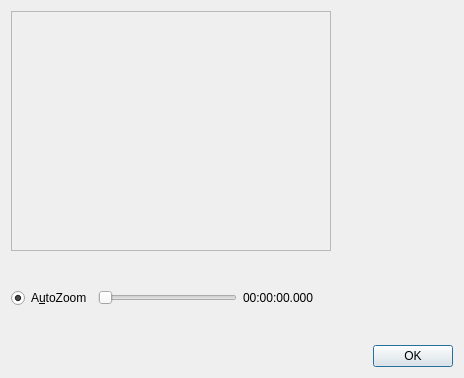
Before: the Qt Designer form avidemux/qt4/ADM_userInterfaces/ADM_filters/seekablePreview.ui in mean00/avidemux2, drawn with Qt 5.
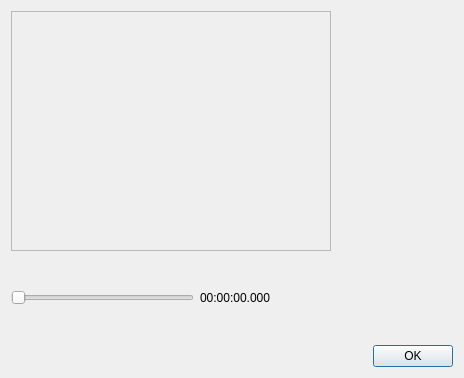
After: the same form once the commit is applied.

Commit message: [flyDialog] Generalised Auto zoom, part 1

```diff
--- a/avidemux/qt4/ADM_userInterfaces/ADM_filters/seekablePreview.ui
+++ b/avidemux/qt4/ADM_userInterfaces/ADM_filters/seekablePreview.ui
@@ -55,19 +55,6 @@
    </item>
    <item>
     <layout class="QHBoxLayout" name="horizontalLayout_2">
-     <item>
-      <widget class="QRadioButton" name="radioButton_autoZoom">
-       <property name="toolTip">
-        <string>Automatic Zoom</string>
-       </property>
-       <property name="text">
-        <string>A&amp;utoZoom</string>
-       </property>
-       <property name="checked">
-        <bool>true</bool>
-       </property>
-      </widget>
-     </item>
      <item>
       <widget class="QSlider" name="horizontalSlider">
        <property name="orientation">
```
The commit also changes 5 other files.
